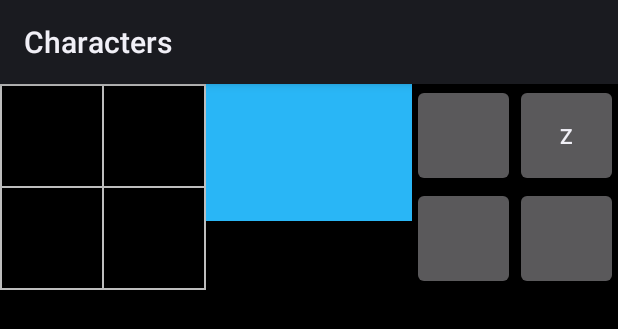
After one commit to claritywhisk/Characters, an Android app: the layout panel.xml on its own in the app's theme, with its tools: preview values and no code run, on a phone screen of 412 x 824 dp. The commit adds this screen. Shown: the top 329 px of the screen. Run offline under Robolectric (Android 15) with nearby library versions, the phone set to English and light mode, and no system bars; Roboto replaces fonts that are not available here.

Commit message:
extract inv/exam/buts panel to layout

```diff
--- /dev/null
+++ b/app/src/main/res/layout/panel.xml
@@ -0,0 +1,37 @@
+<?xml version="1.0" encoding="utf-8"?>
+<androidx.constraintlayout.widget.ConstraintLayout xmlns:android="http://schemas.android.com/apk/res/android"
+    xmlns:app="http://schemas.android.com/apk/res-auto"
+    android:layout_width="match_parent"
+    android:layout_height="match_parent">
+
+    <include
+        android:id="@+id/examiner"
+        layout="@layout/examiner"
+        android:layout_width="0dp"
+        android:layout_height="0dp"
+        app:layout_constraintDimensionRatio="1"
+        app:layout_constraintHorizontal_bias="0.0"
+        app:layout_constraintLeft_toRightOf="@+id/inventory"
+        app:layout_constraintRight_toLeftOf="@+id/buttons"/>
+
+    <include
+        android:id="@+id/inventory"
+        layout="@layout/inventory"
+        android:layout_width="0dp"
+        android:layout_height="0dp"
+        app:layout_constraintDimensionRatio="1"
+        app:layout_constraintEnd_toStartOf="@id/examiner"
+        app:layout_constraintHorizontal_bias="0.0"
+        app:layout_constraintStart_toStartOf="parent" />
+
+    <include
+        android:id="@+id/buttons"
+        layout="@layout/buttons"
+        android:layout_width="0dp"
+        android:layout_height="0dp"
+        app:layout_constraintDimensionRatio="1"
+        app:layout_constraintEnd_toEndOf="parent"
+        app:layout_constraintHorizontal_bias="0.0"
+        app:layout_constraintStart_toEndOf="@id/examiner" />
+
+</androidx.constraintlayout.widget.ConstraintLayout>
```
Also changed, not shown: app/src/main/java/asterhaven/characters/MainActivity.kt (+7 -5 lines), app/src/main/res/layout/activity_main.xml (+5 -28 lines).
